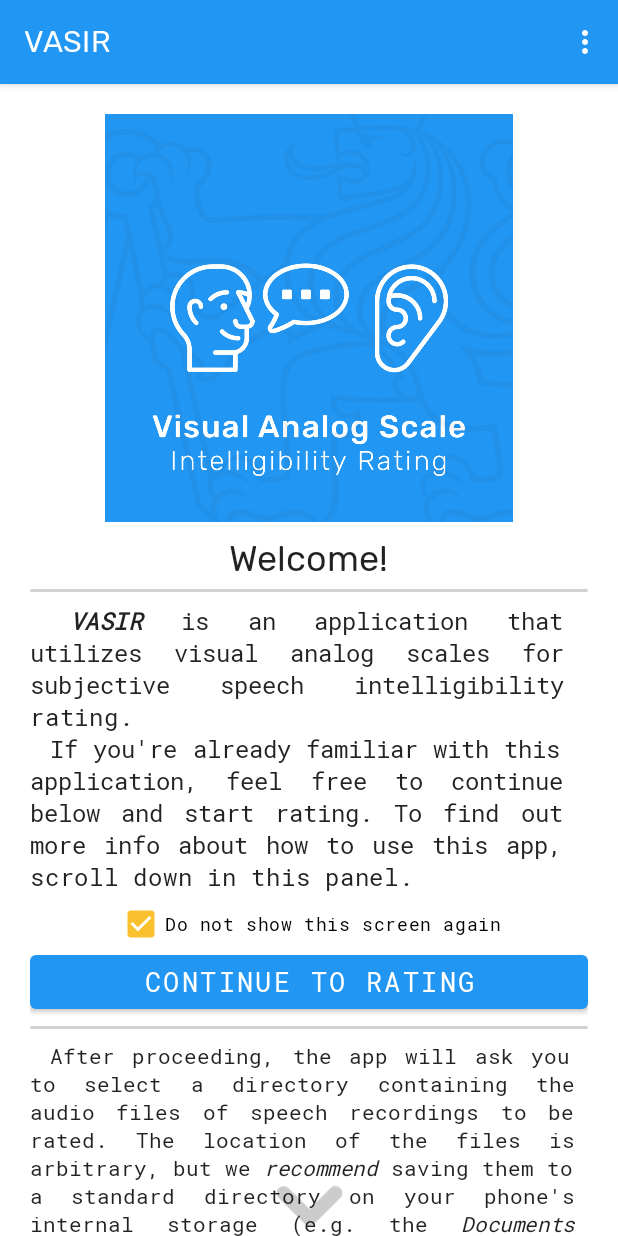
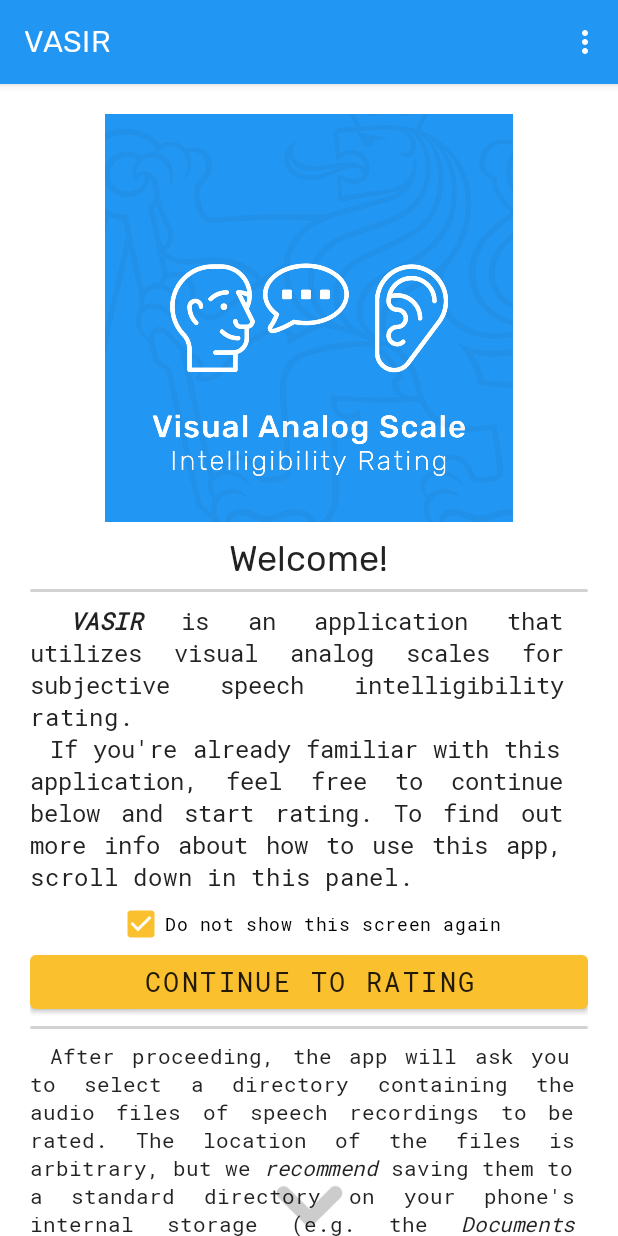
Before and after one commit to PetrKryze/VASIR, an Android app: the screen it shows after launch (MainActivity), on a phone screen of 412 x 824 dp. Run offline under Robolectric (Android 15) with nearby library versions, the phone set to English and light mode, and no system bars; our stand-ins replace navigation-ui.

Commit message:
Updated result saving and loading logic, unified the directory/file control methods Changed the save date appearance to a more unified format Deleted deprecated method in RatingManager Deleted unused drawables connected to share_button_background.xml Updated styles.xml - did some cleanup and unified style name format, implemented default button look to simplify layouts in fragment_current_session_info.xml, fragment_group_control_list.xml, fragment_result_detail.xml and fragment_results.xml

```diff
--- a/app/src/main/java/com/petrkryze/vas/fragments/CurrentSessionInfoFragment.java
+++ b/app/src/main/java/com/petrkryze/vas/fragments/CurrentSessionInfoFragment.java
@@ -133,7 +133,7 @@ public class CurrentSessionInfoFragment extends Fragment {
         TWcurrentSessionID.setText(getString(R.string.current_session_info_sessionID, currentSession.getSession_ID()));
         TWcurrentSessionRatedFraction.setText(currentSession.getRatedFractionString());
         TWcurrentSessionSeed.setText(String.valueOf(currentSession.getSeed()));
-        TWcurrentSessionGeneratorDate.setText(currentSession.getGeneratorMessage().replace("-",". "));
+        TWcurrentSessionGeneratorDate.setText(currentSession.getGeneratorMessage().replace("-","."));
 
         RecyclerView recordingListView = view.findViewById(R.id.current_session_info_recordings_list);
         recyclerViewAdapter = new RecordingsRecyclerViewAdapter(context, recordingsToDisplay);
--- a/app/src/main/java/com/petrkryze/vas/fragments/RatingFragment.java
+++ b/app/src/main/java/com/petrkryze/vas/fragments/RatingFragment.java
@@ -458,7 +458,7 @@ public class RatingFragment extends Fragment {
             Log.i(TAG, "manageDirectory: Complex directory check passed, waiting for callback!");
         } else { // Directory check was not ok
             Spanned message = null;
-            RatingManager.DirectoryCheckError err = RatingManager.DirectoryCheckError.valueOf(
+            RatingManager.FileCheckError err = RatingManager.FileCheckError.valueOf(
                     checkResult.getString(DIRCHECK_RESULT_ERROR_TYPE));
             String dirname = checkResult.getString(DIRCHECK_RESULT_DIRECTORY, "???");
             switch (err) {
--- a/app/src/main/res/drawable/share_button_focused.xml
+++ /dev/null
@@ -1,4 +0,0 @@
-<?xml version="1.0" encoding="utf-8"?>
-<shape xmlns:android="http://schemas.android.com/apk/res/android" android:shape="oval">
-    <solid android:color="@color/primaryDarkColor"/>
-</shape>
--- a/app/src/main/res/drawable/share_button_normal.xml
+++ /dev/null
@@ -1,4 +0,0 @@
-<?xml version="1.0" encoding="utf-8"?>
-<shape xmlns:android="http://schemas.android.com/apk/res/android" android:shape="oval">
-    <solid android:color="@color/primaryColor"/>
-</shape>
--- a/app/src/main/res/drawable/share_button_pressed.xml
+++ /dev/null
@@ -1,4 +0,0 @@
-<?xml version="1.0" encoding="utf-8"?>
-<shape xmlns:android="http://schemas.android.com/apk/res/android" android:shape="oval">
-    <solid android:color="@color/primaryLightColor"/>
-</shape>
--- a/app/src/main/res/values/strings.xml
+++ b/app/src/main/res/values/strings.xml
@@ -231,5 +231,6 @@
     <string name="snackbar_save_failed_error_unknown">Unknown</string>
     <string name="fragment_header_group_control_fragment">Group Control</string>
     <string name="snackbar_new_session_created">New session created successfully!</string>
+    <string name="results_fragment_no_results">There are no saved ratings here yet! You can save a session manually via the corresponding option in the dropdown menu.</string>
 
 </resources>
--- a/app/src/main/res/values/styles.xml
+++ b/app/src/main/res/values/styles.xml
@@ -1,5 +1,4 @@
 <resources>
-
     <!-- Base application theme. -->
     <style name="AppTheme" parent="Theme.MaterialComponents.Light.NoActionBar">
         <!-- Colors for Material Theme -->
@@ -22,21 +21,30 @@
         <item name="android:textColorHighlight">@color/highlightColor</item>
         <item name="android:colorEdgeEffect">@color/primaryLightColor</item>
 
+        <!-- Default Button Look -->
+        <item name="materialButtonStyle">@style/Widget.App.Button</item>
+
+        <!-- Default TextView Look -->
+        <item name="android:textViewStyle">@style/Widget.App.TextView</item>
+
+        <!-- Default Alert Dialog Look -->
+        <item name="materialAlertDialogTheme">@style/MaterialAlertDialogTheme</item>
+
+        <!-- Default App Background Color and App Intro/Outro Transitions -->
         <item name="android:windowBackground">@color/backgroundColor</item>
         <item name="android:windowEnterTransition">@transition/fade_in</item>
         <item name="android:windowExitTransition">@transition/fade_out</item>
 
-        <item name="android:textViewStyle">@style/default_textview_style</item>
-
+        <!-- Top Status Bar Color and Navigation Bar Color -->
         <item name="android:statusBarColor">@color/primaryDarkColor</item>
         <item name="android:navigationBarColor">@color/primaryDarkColor</item>
+
+        <!-- Default List Item Text Appearance -->
         <item name="android:itemTextAppearance">@style/TextAppearance.MdcTypographyStyles.Body1</item>
 
-        <item name="snackbarTextViewStyle">@style/snackbar_text</item>
-        <item name="snackbarButtonStyle">@style/snackbar_button</item>
-
-        <item name="materialAlertDialogTheme">@style/MaterialAlertDialogTheme</item>
-
+        <!-- Default Snackbar look -->
+        <item name="snackbarTextViewStyle">@style/Widget.App.Snackbar.TextView</item>
+        <item name="snackbarButtonStyle">@style/Widget.App.Button.TextButton.Snackbar</item>
 
         <!-- Text appearance links -->
         <item name="textAppearanceBody1">@style/TextAppearance.MdcTypographyStyles.Body1</item>
@@ -54,39 +62,66 @@
         <item name="textAppearanceSubtitle2">@style/TextAppearance.MdcTypographyStyles.Subtitle2</item>
     </style>
 
+
+    <!-- Default Text View Look -->
+    <style name="Widget.App.TextView" parent="Widget.MaterialComponents.TextView">
+        <item name="android:textAppearance">@style/TextAppearance.MdcTypographyStyles.Body1</item>
+        <item name="android:textColor">@color/textPrimaryOnSurface</item>
+    </style>
+
+
+    <!-- Default (Contained) Button Style -->
+    <style name="Widget.App.Button" parent="Widget.MaterialComponents.Button">
+        <item name="materialThemeOverlay">@style/ThemeOverlay.App.Button</item>
+        <item name="android:textAppearance">@style/TextAppearance.App.Button</item>
+    </style>
+    <style name="ThemeOverlay.App.Button" parent="">
+        <item name="colorPrimary">@color/secondaryColor</item>
+        <item name="colorOnPrimary">@color/textPrimaryOnSecondary</item>
+    </style>
+    <style name="TextAppearance.App.Button" parent="TextAppearance.MdcTypographyStyles.Button">
+        <item name="android:textSize">18sp</item>
+    </style>
+
+
     <!-- Material Alert Dialog Custom Theme -->
     <style name="MaterialAlertDialogTheme" parent="ThemeOverlay.MaterialComponents.MaterialAlertDialog">
-        <item name="alertDialogStyle">@style/MaterialAlertDialogTheme.alertDialogStyle</item>
-        <item name="materialAlertDialogTitleTextStyle">@style/MaterialAlertDialogTheme.TitleTextStyle</item>
-        <item name="materialAlertDialogBodyTextStyle">@style/MaterialAlertDialogTheme.BodyTextStyle</item>
-        <item name="buttonBarNegativeButtonStyle">@style/MaterialAlertDialogTheme.ButtonStyle</item>
-        <item name="buttonBarPositiveButtonStyle">@style/MaterialAlertDialogTheme.ButtonStyle</item>
+        <item name="alertDialogStyle">@style/MaterialAlertDialog.App</item>
+        <item name="materialAlertDialogTitleTextStyle">@style/MaterialAlertDialog.App.Title.Text</item>
+        <item name="materialAlertDialogBodyTextStyle">@style/MaterialAlertDialog.App.Body.Text</item>
+        <item name="buttonBarNegativeButtonStyle">@style/Widget.App.Button.TextButton.Dialog</item>
+        <item name="buttonBarPositiveButtonStyle">@style/Widget.App.Button.TextButton.Dialog</item>
     </style>
-    <style name="MaterialAlertDialogTheme.alertDialogStyle" parent="MaterialAlertDialog.MaterialComponents">
-        <item name="shapeAppearance">@style/ShapeAppearance.App.MediumComponent</item>
+    <style name="MaterialAlertDialog.App" parent="MaterialAlertDialog.MaterialComponents">
+        <item name="shapeAppearance">@style/MaterialAlertDialog.App.ShapeAppearance</item>
     </style>
-    <style name="ShapeAppearance.App.MediumComponent" parent="ShapeAppearance.MaterialComponents.MediumComponent">
+    <style name="MaterialAlertDialog.App.ShapeAppearance" parent="ShapeAppearance.MaterialComponents.MediumComponent">
         <item name="cornerFamily">rounded</item>
         <item name="cornerSize">15dp</item>
     </style>
-    <style name="MaterialAlertDialogTheme.TitleTextStyle" parent="MaterialAlertDialog.MaterialComponents.Title.Text">
+    <style name="MaterialAlertDialog.App.Title.Text" parent="MaterialAlertDialog.MaterialComponents.Title.Text">
         <item name="android:textAppearance">@style/TextAppearance.MdcTypographyStyles.Subtitle1</item>
         <item name="android:textStyle">bold</item>
     </style>
-    <style name="MaterialAlertDialogTheme.BodyTextStyle" parent="MaterialAlertDialog.MaterialComponents.Body.Text">
+    <style name="MaterialAlertDialog.App.Body.Text" parent="MaterialAlertDialog.MaterialComponents.Body.Text">
         <item name="android:textAppearance">@style/TextAppearance.MdcTypographyStyles.Body2</item>
     </style>
-    <style name="MaterialAlertDialogTheme.ButtonStyle" parent="Widget.MaterialComponents.Button.TextButton.Dialog">
+    <style name="Widget.App.Button.TextButton.Dialog" parent="Widget.MaterialComponents.Button.TextButton.Dialog">
+        <item name="materialThemeOverlay">@style/ThemeOverlay.App.Button.TextButton.Dialog</item>
         <item name="android:textAppearance">@style/TextAppearance.MdcTypographyStyles.Button</item>
-        <item name="shapeAppearance">@style/ShapeAppearance.App.SmallComponent</item>
+        <item name="shapeAppearance">@style/Widget.App.Button.TextButton.Dialog.ShapeAppearance</item>
     </style>
-    <style name="ShapeAppearance.App.SmallComponent" parent="ShapeAppearance.MaterialComponents.SmallComponent">
+    <style name="ThemeOverlay.App.Button.TextButton.Dialog" parent="">
+        <item name="colorPrimary">@color/primaryColor</item>
+    </style>
+    <style name="Widget.App.Button.TextButton.Dialog.ShapeAppearance" parent="ShapeAppearance.MaterialComponents.SmallComponent">
         <item name="cornerFamily">rounded</item>
         <item name="cornerSize">10dp</item>
     </style>
 
 
-    <style name="ColumnHeaderSortButton" parent="default_textview_style">
+    <!-- Recycler View Header Column Button for sorting -->
+    <style name="ColumnHeaderSortButton" parent="Widget.App.TextView">
         <item name="android:layout_width">wrap_content</item>
         <item name="android:layout_height">wrap_content</item>
         <item name="android:minWidth">60dp</item>
@@ -104,19 +139,15 @@
     </style>
 
 
-    <style name="default_textview_style" parent="Widget.MaterialComponents.TextView">
-        <item name="android:textAppearance">@style/TextAppearance.MdcTypographyStyles.Body1</item>
-        <item name="android:textColor">@color/textPrimaryOnSurface</item>
-    </style>
-
     <!-- Snackbar definitions -->
-    <style name="snackbar_text" parent="Widget.MaterialComponents.Snackbar.TextView">
+    <style name="Widget.App.Snackbar.TextView" parent="Widget.MaterialComponents.Snackbar.TextView">
         <item name="android:textAppearance">@style/TextAppearance.MdcTypographyStyles.Body2</item>
     </style>
 
-    <style name="snackbar_button" parent="Widget.MaterialComponents.Button.TextButton.Snackbar">
+    <style name="Widget.App.Button.TextButton.Snackbar" parent="Widget.MaterialComponents.Button.TextButton.Snackbar">
         <item name="android:textAppearance">@style/TextAppearance.MdcTypographyStyles.Button</item>
     </style>
+
 
     <!-- Text appearance font and size definitions -->
     <style name="TextAppearance.MdcTypographyStyles.Headline1" parent="TextAppearance.MaterialComponents.Headline1">
```
Also changed, not shown: app/src/main/java/com/petrkryze/vas/RatingManager.java (+99 -106 lines), app/src/main/java/com/petrkryze/vas/adapters/ResultsRecyclerViewAdapter.java (+2 -11 lines), app/src/main/java/com/petrkryze/vas/fragments/ResultDetailFragment.java (+4 -11 lines), app/src/main/java/com/petrkryze/vas/fragments/ResultsFragment.java (+21 -5 lines), app/src/main/res/drawable/share_button_background.xml (deleted, +0 -8 lines), app/src/main/res/layout/fragment_current_session_info.xml (+3 -5 lines), app/src/main/res/layout/fragment_group_control_list.xml (+3 -5 lines), app/src/main/res/layout/fragment_result_detail.xml (+3 -7 lines), app/src/main/res/layout/fragment_results.xml (+20 -7 lines), 1 other file.
